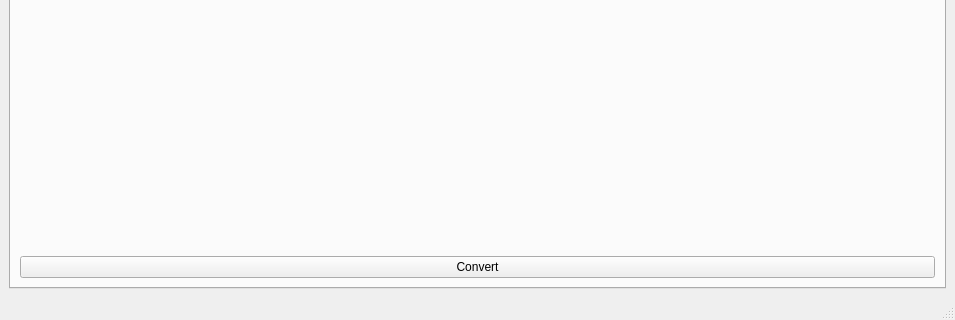
This is Main_GUI.ui in sbme-tutorials/task2-team-2 as Qt 5 draws it before an edit; both pictures show x 0 to 955 and y 423 to 743 of the 955 by 743 pixel window. The edited form follows.
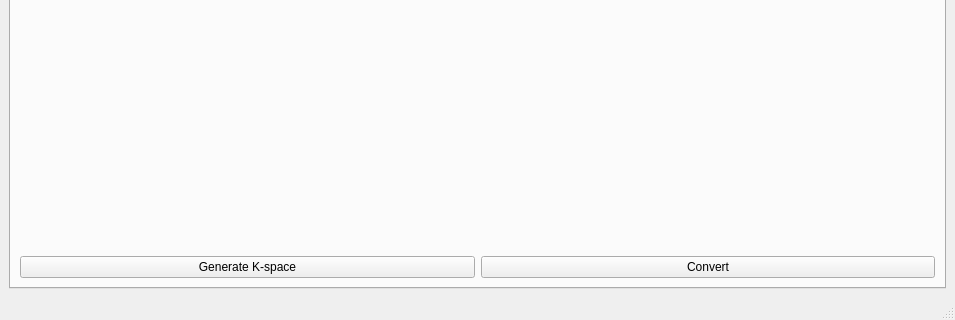
This is the edited form. The open tabs and pages were chosen to show the change.

The edit to the form file:
```diff
--- a/Main_GUI.ui
+++ b/Main_GUI.ui
@@ -329,7 +329,21 @@
         <string>K-Space</string>
        </attribute>
        <layout class="QGridLayout" name="gridLayout_5">
-        <item row="0" column="0">
+        <item row="1" column="0">
+         <widget class="QPushButton" name="generate_button">
+          <property name="text">
+           <string>Generate K-space</string>
+          </property>
+         </widget>
+        </item>
+        <item row="1" column="1">
+         <widget class="QPushButton" name="convert_button">
+          <property name="text">
+           <string>Convert</string>
+          </property>
+         </widget>
+        </item>
+        <item row="0" column="0" colspan="2">
          <layout class="QHBoxLayout" name="horizontalLayout">
           <item>
            <widget class="QLabel" name="label_11">
@@ -366,13 +380,6 @@
           </item>
          </layout>
         </item>
-        <item row="1" column="0">
-         <widget class="QPushButton" name="pushButton">
-          <property name="text">
-           <string>Convert</string>
-          </property>
-         </widget>
-        </item>
        </layout>
       </widget>
      </widget>
```
Left out of the diff: 6 changed lines with no effect on the pictures.
